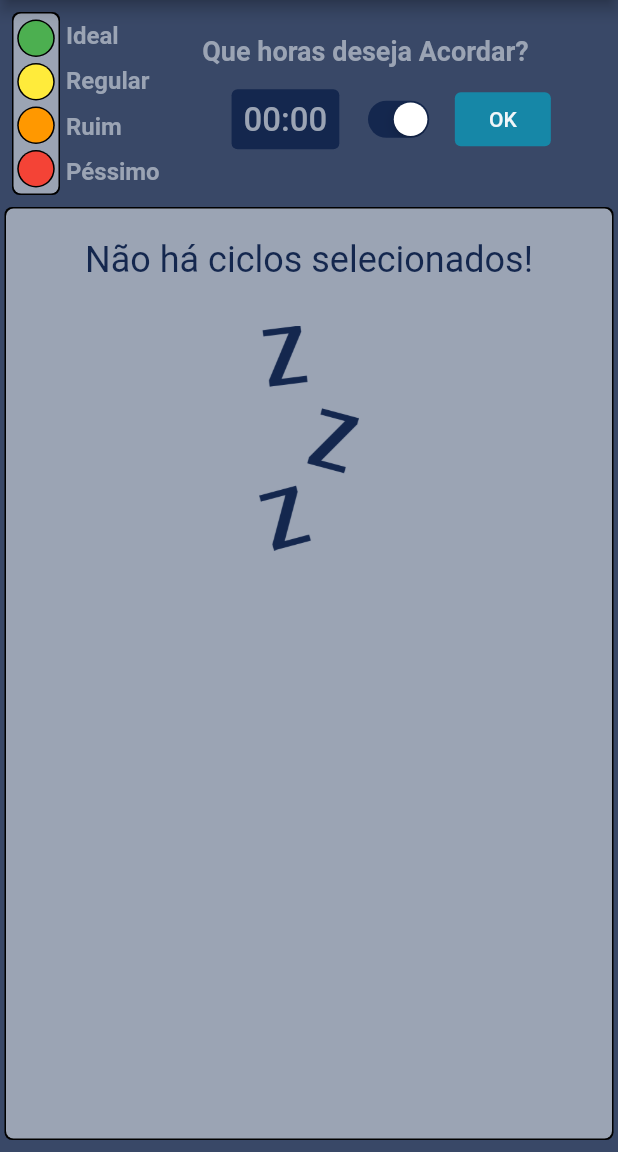
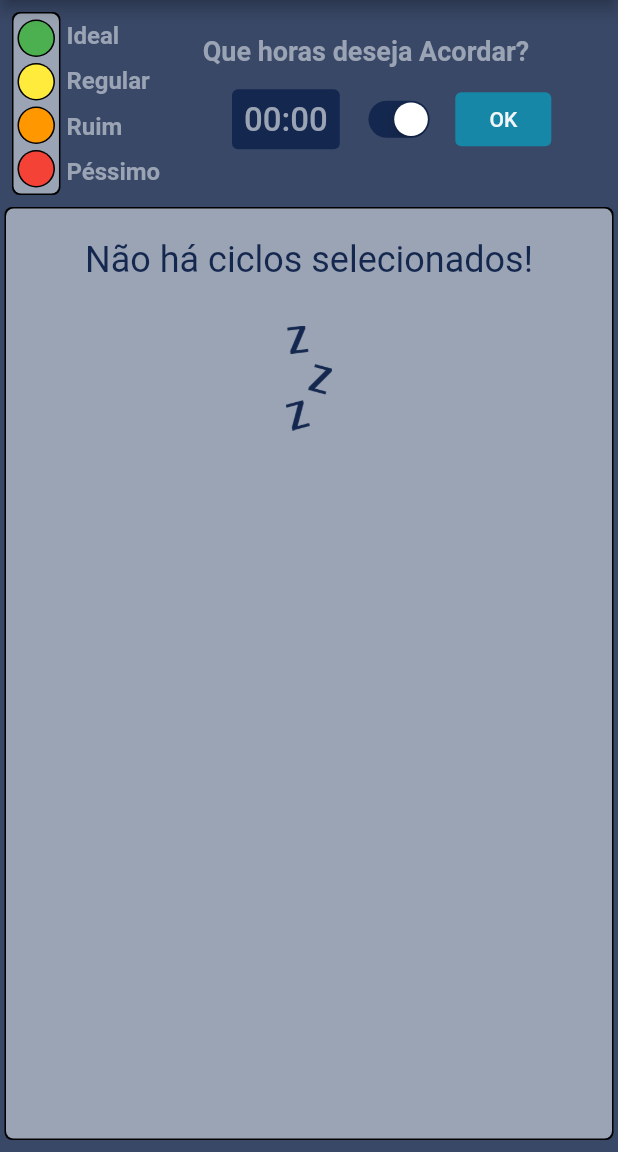
Before and after one commit to joelysondavid/SleepTime, a Flutter app: the screen it shows after launch, on a phone screen of 412 x 824 dp, the part 84-1236 px from its top. Run offline on Flutter 3.47's test engine with Material 2 defaults, Android fonts, the phone set to English and light mode, and no system bars; our stand-ins replace mask_text_input_formatter.

Commit message:
Ajuste Layout AppBar superior

```diff
--- a/lib/widgets/sleep_time_bar.dart
+++ b/lib/widgets/sleep_time_bar.dart
@@ -12,8 +12,8 @@ class SleepTimeBar extends StatefulWidget {
   _SleepTimeBarState createState() => _SleepTimeBarState();
 
   final Function(TimeOfDay) _calculate;
-  void Function() _sleepWakeup;
-  bool isWakeup;
+  final void Function() _sleepWakeup;
+  final bool isWakeup;
 
   SleepTimeBar(this._calculate, this._sleepWakeup, this.isWakeup);
 }
@@ -40,7 +40,7 @@ class _SleepTimeBarState extends State<SleepTimeBar> {
         child: Row(
           children: <Widget>[
             Container(
-              width: 30,
+              width: constraints.maxWidth * 0.075,
               height: 120,
               decoration: BoxDecoration(
                 borderRadius: BorderRadius.circular(5),
--- a/lib/widgets/sleep_time_list.dart
+++ b/lib/widgets/sleep_time_list.dart
@@ -17,11 +17,13 @@ class SleepTimeList extends StatefulWidget {
 }
 
 class _SleepTimeListState extends State<SleepTimeList> {
+  final componentHeight = double.infinity;
+
   @override
   Widget build(BuildContext context) {
     return Container(
       margin: EdgeInsets.symmetric(vertical: 5, horizontal: 0),
-      height: double.infinity,
+      height: componentHeight,
       width: MediaQuery.of(context).size.width,
       decoration: BoxDecoration(
         borderRadius: BorderRadius.circular(5),
@@ -43,7 +45,7 @@ class _SleepTimeListState extends State<SleepTimeList> {
                     ),
                     Container(
                       margin: EdgeInsets.all(30),
-                      height: 150,
+                      height: 70,
                       child: Image.asset(
                         "assets/images/waiting.png",
                         fit: BoxFit.cover,
```
Also changed, not shown: 1 other file.
